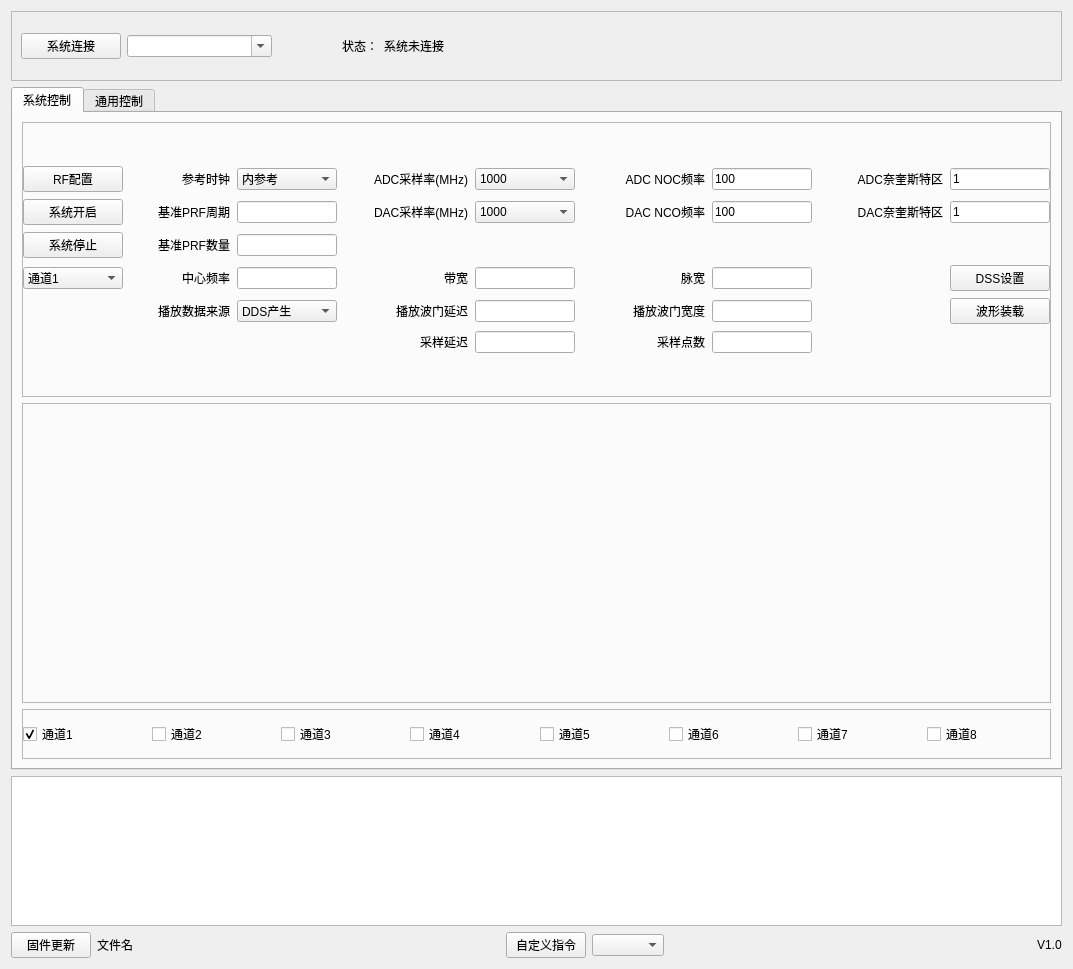
Before: the Qt Designer form ui/CTYui.ui in sunningxiao/RFSdemo, drawn with Qt 5.
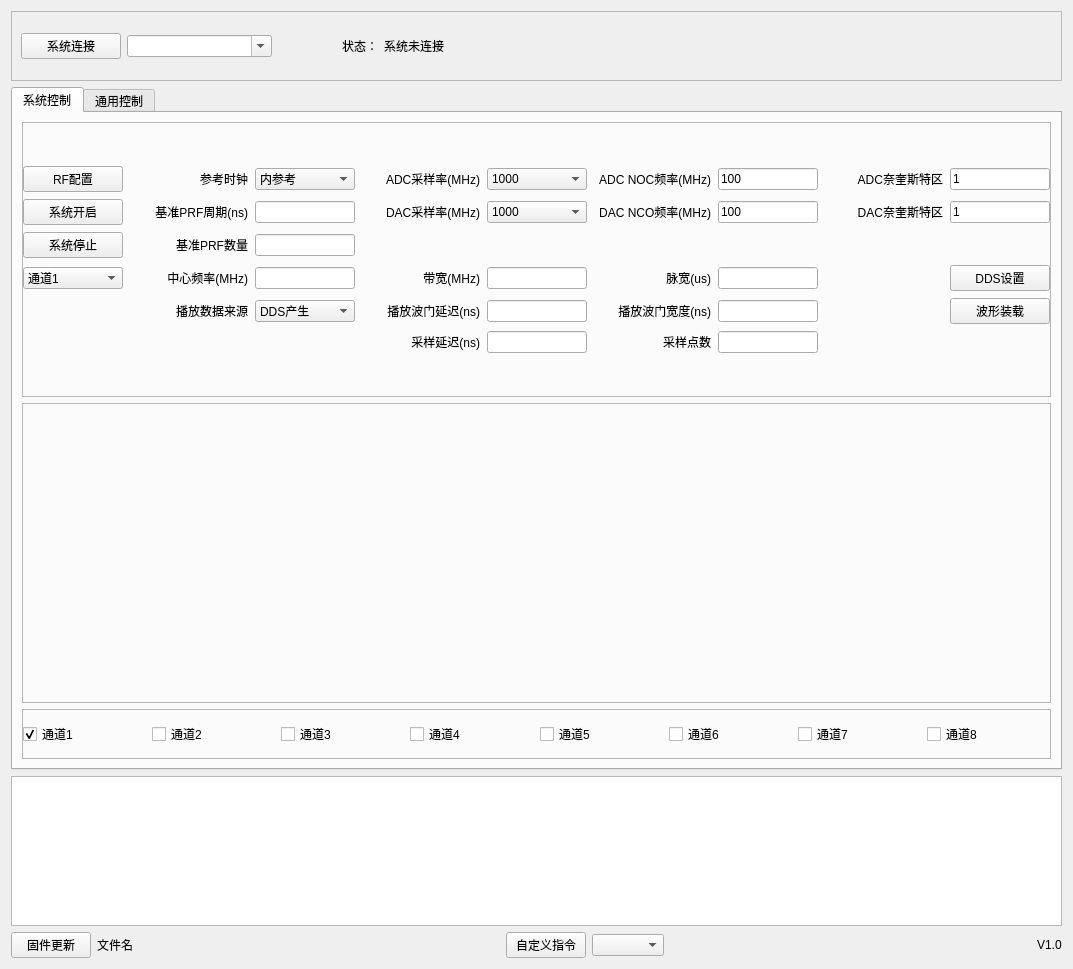
After: the same form once the commit is applied.

What changed in the file:
```diff
--- a/ui/CTYui.ui
+++ b/ui/CTYui.ui
@@ -551,7 +551,7 @@
                    </size>
                   </property>
                   <property name="text">
-                   <string>DAC NCO频率</string>
+                   <string>DAC NCO频率(MHz)</string>
                   </property>
                   <property name="alignment">
                    <set>Qt::AlignRight|Qt::AlignTrailing|Qt::AlignVCenter</set>
@@ -568,7 +568,7 @@
                   </property>
                   <property name="maximumSize">
                    <size>
-                    <width>100</width>
+                    <width>16777215</width>
                     <height>16777215</height>
                    </size>
                   </property>
@@ -638,7 +638,7 @@
                 <item row="5" column="3">
                  <widget class="QLabel" name="label_14">
                   <property name="text">
-                   <string>采样延迟</string>
+                   <string>采样延迟(ns)</string>
                   </property>
                   <property name="alignment">
                    <set>Qt::AlignRight|Qt::AlignTrailing|Qt::AlignVCenter</set>
@@ -677,7 +677,7 @@
                 <item row="1" column="1">
                  <widget class="QLabel" name="label_16">
                   <property name="text">
-                   <string>基准PRF周期</string>
+                   <string>基准PRF周期(ns)</string>
                   </property>
                   <property name="alignment">
                    <set>Qt::AlignRight|Qt::AlignTrailing|Qt::AlignVCenter</set>
@@ -722,7 +722,7 @@
                 <item row="3" column="3">
                  <widget class="QLabel" name="label_6">
                   <property name="text">
-                   <string>带宽</string>
+                   <string>带宽(MHz)</string>
                   </property>
                   <property name="textFormat">
                    <enum>Qt::AutoText</enum>
@@ -767,7 +767,7 @@
                 <item row="4" column="3">
                  <widget class="QLabel" name="label_12">
                   <property name="text">
-                   <string>播放波门延迟</string>
+                   <string>播放波门延迟(ns)</string>
                   </property>
                   <property name="alignment">
                    <set>Qt::AlignRight|Qt::AlignTrailing|Qt::AlignVCenter</set>
@@ -789,7 +789,7 @@
                    </size>
                   </property>
                   <property name="text">
-                   <string>ADC NOC频率</string>
+                   <string>ADC NOC频率(MHz)</string>
                   </property>
                   <property name="alignment">
                    <set>Qt::AlignRight|Qt::AlignTrailing|Qt::AlignVCenter</set>
@@ -799,7 +799,7 @@
                 <item row="4" column="5">
                  <widget class="QLabel" name="label_13">
                   <property name="text">
-                   <string>播放波门宽度</string>
+                   <string>播放波门宽度(ns)</string>
                   </property>
                   <property name="alignment">
                    <set>Qt::AlignRight|Qt::AlignTrailing|Qt::AlignVCenter</set>
@@ -835,7 +835,7 @@
                    </size>
                   </property>
                   <property name="text">
-                   <string>中心频率</string>
+                   <string>中心频率(MHz)</string>
                   </property>
                   <property name="alignment">
                    <set>Qt::AlignRight|Qt::AlignTrailing|Qt::AlignVCenter</set>
@@ -881,7 +881,7 @@
                 <item row="3" column="5">
                  <widget class="QLabel" name="label_7">
                   <property name="text">
-                   <string>脉宽</string>
+                   <string>脉宽(us)</string>
                   </property>
                   <property name="alignment">
                    <set>Qt::AlignRight|Qt::AlignTrailing|Qt::AlignVCenter</set>
@@ -1017,7 +1017,7 @@
                    </size>
                   </property>
                   <property name="text">
-                   <string>DSS设置</string>
+                   <string>DDS设置</string>
                   </property>
                  </widget>
                 </item>
```
